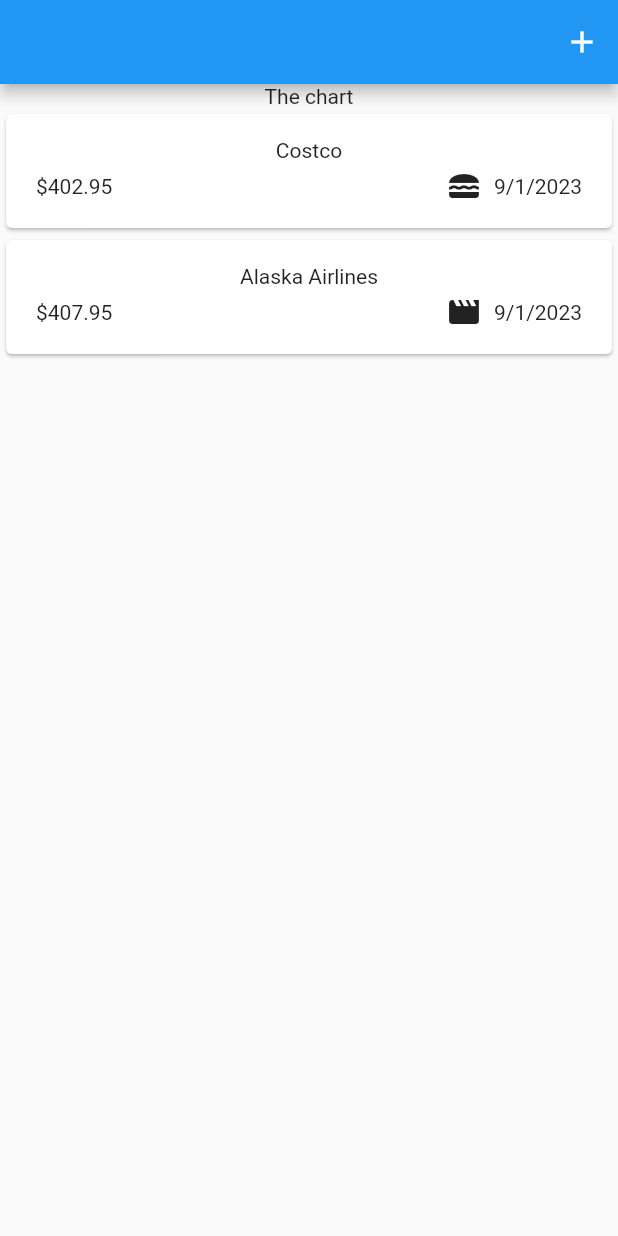
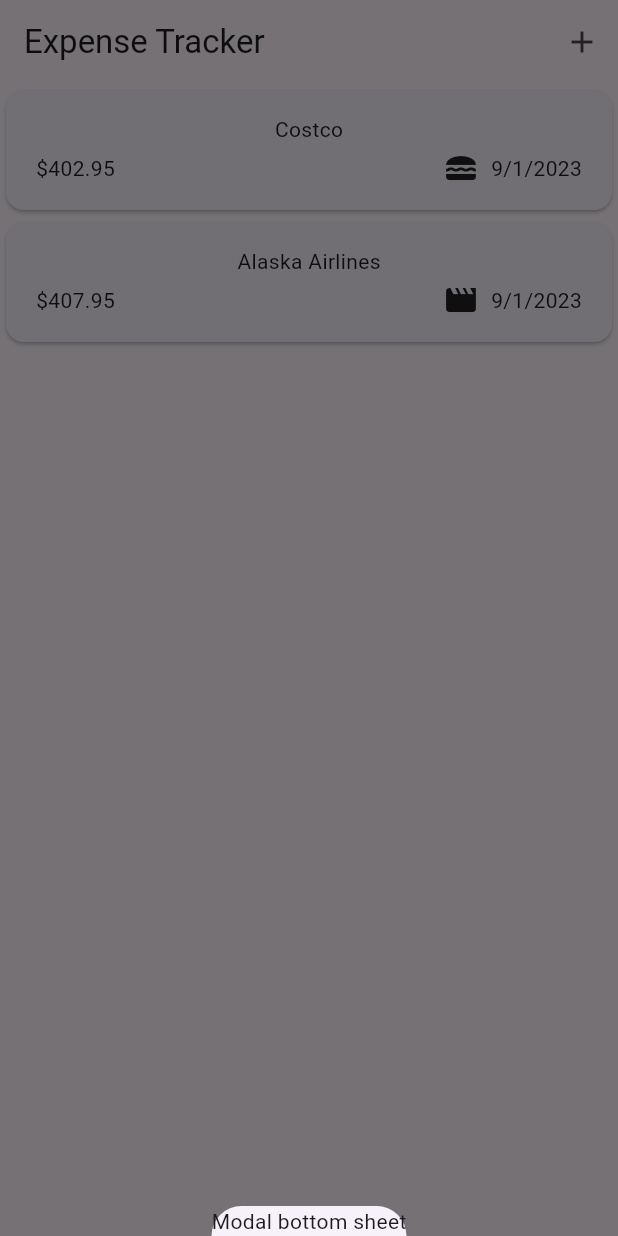
Before and after one commit to richellethorpe/flutter_expense_tracker, a Flutter app: the screen it shows after launch, after a tap on the "add" icon, on a phone screen of 412 x 824 dp. Run offline on Flutter 3.47's test engine with Material 2 defaults, Android fonts, the phone set to English and light mode, and no system bars.

Commit message:
add basic modal bottom sheet

```diff
--- a/lib/main.dart
+++ b/lib/main.dart
@@ -2,8 +2,9 @@ import 'package:flutter/material.dart';
 import 'package:expense_tracker/widgets/expenses.dart';
 
 void main() {
-  runApp( const MaterialApp(
-    home: Expenses(),
+  runApp(  MaterialApp(
+    theme: ThemeData(useMaterial3: true),
+    home: const Expenses(),
    )
   );
 }
--- a/lib/widgets/expenses.dart
+++ b/lib/widgets/expenses.dart
@@ -23,20 +23,28 @@ class _ExpensesState extends State<Expenses> {
         date: DateTime.now(),
         category: Category.leisure),
   ];
+
+  void _openAddExpenseOverlay() {
+    showModalBottomSheet(
+      context: context,
+      builder: (ctx) => const Text('Modal bottom sheet'),
+    );
+  }
+
   @override
   Widget build(BuildContext context) {
     return Scaffold(
       appBar: AppBar(
+        title: const Text('Expense Tracker'),
         actions: [
           IconButton(
-            onPressed: () {},
+            onPressed: _openAddExpenseOverlay,
             icon: const Icon(Icons.add),
           ),
         ],
       ),
       body: Column(
         children: [
-          const Text('The chart'),
           Expanded(
             child: ExpensesList(expenses: _registeredExpenses),
           ),
```
